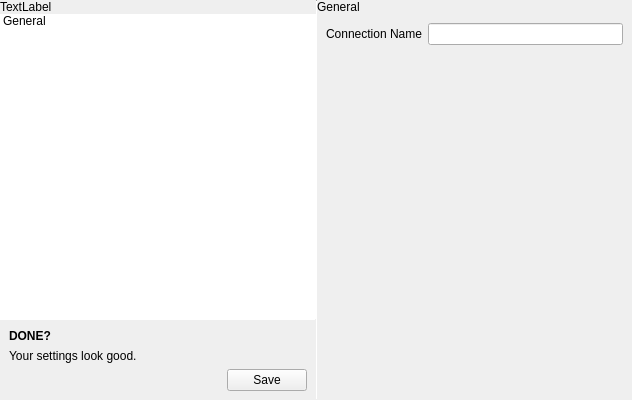
Before: the Qt Designer form plugins/NetworkPlugin/statusCenter/connectionEditor/networkconnectioneditor.ui in theCheeseboard/thedesk, drawn with Qt 5.
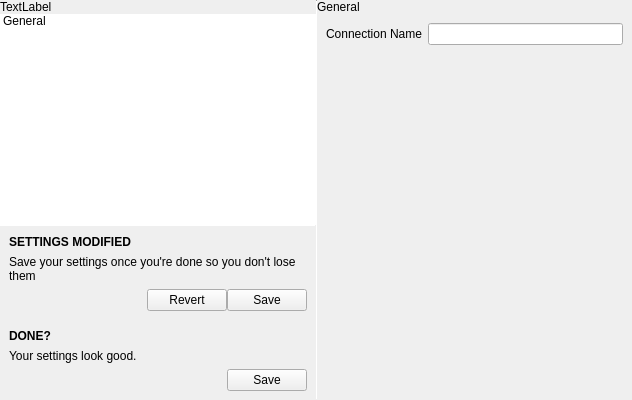
After: the same form once the commit is applied. Icons and pictures are not drawn. Custom widgets are drawn as their Qt base class.

Diff of the .ui file:
```diff
--- a/plugins/NetworkPlugin/statusCenter/connectionEditor/networkconnectioneditor.ui
+++ b/plugins/NetworkPlugin/statusCenter/connectionEditor/networkconnectioneditor.ui
@@ -66,6 +66,92 @@
         </item>
        </widget>
       </item>
+      <item>
+       <widget class="Line" name="leftLine">
+        <property name="maximumSize">
+         <size>
+          <width>16777215</width>
+          <height>1</height>
+         </size>
+        </property>
+        <property name="orientation">
+         <enum>Qt::Horizontal</enum>
+        </property>
+       </widget>
+      </item>
+      <item>
+       <widget class="QWidget" name="unsavedPane" native="true">
+        <property name="autoFillBackground">
+         <bool>true</bool>
+        </property>
+        <layout class="QVBoxLayout" name="verticalLayout_5">
+         <item>
+          <widget class="QLabel" name="label_4">
+           <property name="font">
+            <font>
+             <weight>75</weight>
+             <bold>true</bold>
+            </font>
+           </property>
+           <property name="text">
+            <string>SETTINGS MODIFIED</string>
+           </property>
+          </widget>
+         </item>
+         <item>
+          <widget class="QLabel" name="label_5">
+           <property name="text">
+            <string notr="true">Save your settings once you're done so you don't lose them</string>
+           </property>
+           <property name="wordWrap">
+            <bool>true</bool>
+           </property>
+          </widget>
+         </item>
+         <item>
+          <layout class="QHBoxLayout" name="horizontalLayout_3">
+           <property name="spacing">
+            <number>0</number>
+           </property>
+           <item>
+            <spacer name="horizontalSpacer_2">
+             <property name="orientation">
+              <enum>Qt::Horizontal</enum>
+             </property>
+             <property name="sizeHint" stdset="0">
+              <size>
+               <width>40</width>
+               <height>20</height>
+              </size>
+             </property>
+            </spacer>
+           </item>
+           <item>
+            <widget class="QPushButton" name="revertButton">
+             <property name="text">
+              <string>Revert</string>
+             </property>
+             <property name="icon">
+              <iconset theme="view-refresh"/>
+             </property>
+            </widget>
+           </item>
+           <item>
+            <widget class="QPushButton" name="saveModifiedButton">
+             <property name="text">
+              <string>Save</string>
+             </property>
+             <property name="icon">
+              <iconset theme="dialog-ok">
+               <normaloff>.</normaloff>.</iconset>
+             </property>
+            </widget>
+           </item>
+          </layout>
+         </item>
+        </layout>
+       </widget>
+      </item>
       <item>
        <widget class="QWidget" name="saveWidget" native="true">
         <layout class="QVBoxLayout" name="verticalLayout_3">
@@ -84,19 +170,6 @@
          <property name="bottomMargin">
           <number>0</number>
          </property>
-         <item>
-          <widget class="Line" name="line_2">
-           <property name="maximumSize">
-            <size>
-             <width>16777215</width>
-             <height>1</height>
-            </size>
-           </property>
-           <property name="orientation">
-            <enum>Qt::Horizontal</enum>
-           </property>
-          </widget>
-         </item>
          <item>
           <widget class="QWidget" name="widget_2" native="true">
            <layout class="QVBoxLayout" name="verticalLayout_4">
@@ -141,7 +214,8 @@
                  <string>Save</string>
                 </property>
                 <property name="icon">
-                 <iconset theme="dialog-ok"/>
+                 <iconset theme="dialog-ok">
+                  <normaloff>.</normaloff>.</iconset>
                 </property>
                </widget>
               </item>
```
